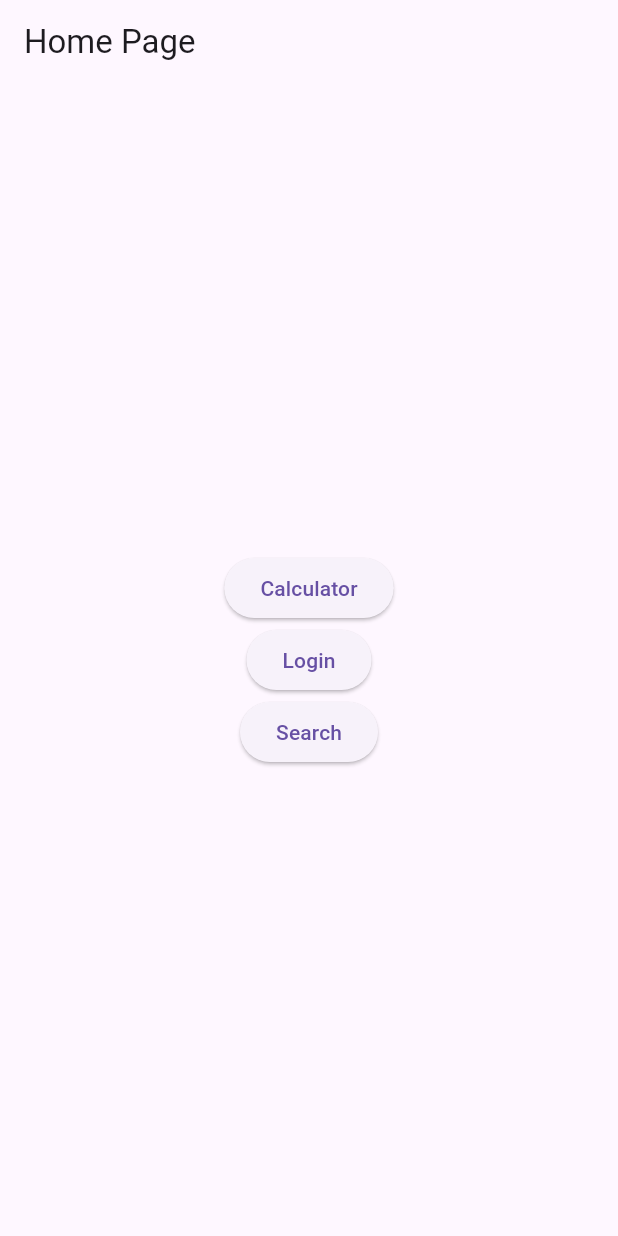
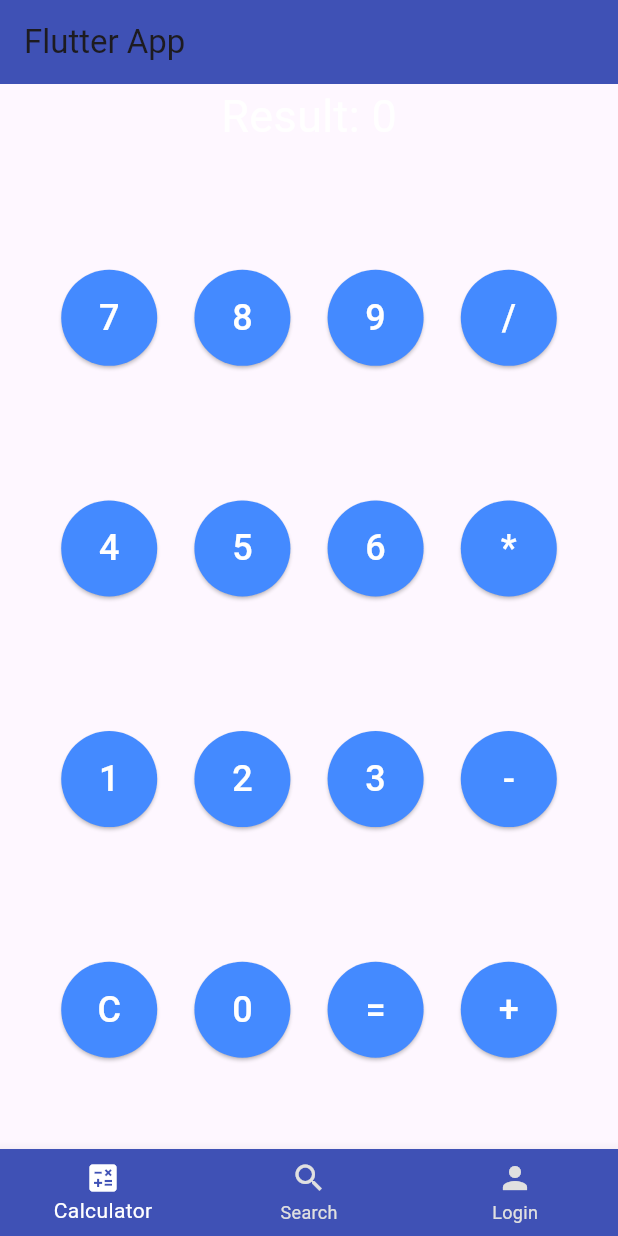
Before and after one commit to natanmuletahunde/CLP_flutter, a Flutter app: the screen it shows after launch, on a phone screen of 412 x 824 dp. Run offline on Flutter 3.47's test engine with Material 3 defaults, Android fonts, the phone set to English and light mode, and no system bars.

Commit message:
create all the three page in one main.dart

```diff
--- a/lib/main.dart
+++ b/lib/main.dart
@@ -1,7 +1,4 @@
 import 'package:flutter/material.dart';
-import 'calculator_page.dart';
-import 'login_page.dart';
-import 'search_page.dart';
 
 void main() {
   runApp(MyApp());
@@ -11,7 +8,7 @@ class MyApp extends StatelessWidget {
   @override
   Widget build(BuildContext context) {
     return MaterialApp(
-      title: 'Flutter App',
+      title: 'Flutter Multi Page App',
       theme: ThemeData(
         primarySwatch: Colors.blue,
       ),
@@ -20,49 +17,265 @@ class MyApp extends StatelessWidget {
   }
 }
 
-class HomePage extends StatelessWidget {
+class HomePage extends StatefulWidget {
+  @override
+  _HomePageState createState() => _HomePageState();
+}
+
+class _HomePageState extends State<HomePage> {
+  int _selectedIndex = 0;
+
+  // List of pages for bottom navigation
+  final List<Widget> _pages = [
+    CalculatorPage(),
+    SearchPage(),
+    LoginPage(),
+  ];
+
+  void _onItemTapped(int index) {
+    setState(() {
+      _selectedIndex = index;
+    });
+  }
+
   @override
   Widget build(BuildContext context) {
     return Scaffold(
       appBar: AppBar(
-        title: Text('Home Page'),
+        title: Text('Flutter App'),
+        backgroundColor: Colors.indigo,
       ),
-      body: Center(
+      body: _pages[_selectedIndex],
+      bottomNavigationBar: BottomNavigationBar(
+        backgroundColor: Colors.indigo,
+        selectedItemColor: Colors.white,
+        unselectedItemColor: Colors.grey[300],
+        currentIndex: _selectedIndex,
+        onTap: _onItemTapped,
+        items: const [
+          BottomNavigationBarItem(
+            icon: Icon(Icons.calculate),
+            label: 'Calculator',
+          ),
+          BottomNavigationBarItem(
+            icon: Icon(Icons.search),
+            label: 'Search',
+          ),
+          BottomNavigationBarItem(
+            icon: Icon(Icons.person),
+            label: 'Login',
+          ),
+        ],
+      ),
+    );
+  }
+}
+
+class CalculatorPage extends StatefulWidget {
+  @override
+  _CalculatorPageState createState() => _CalculatorPageState();
+}
+
+class _CalculatorPageState extends State<CalculatorPage> {
+  String _output = "0";
+  String _input = "";
+
+  void _onButtonPressed(String value) {
+    setState(() {
+      if (value == "=") {
+        try {
+          _output = _calculate(_input);
+        } catch (e) {
+          _output = "Error";
+        }
+        _input = "";
+      } else if (value == "C") {
+        _input = "";
+        _output = "0";
+      } else {
+        _input += value;
+      }
+    });
+  }
+
+  String _calculate(String input) {
+    final result = _evaluate(input);
+    return result.toString();
+  }
+
+  double _evaluate(String expression) {
+    final parser = _ExpressionParser();
+    return parser.parse(expression);
+  }
+
+  @override
+  Widget build(BuildContext context) {
+    return Column(
+      mainAxisAlignment: MainAxisAlignment.center,
+      children: [
+        Text(
+          'Result: $_output',
+          style: TextStyle(fontSize: 30, color: Colors.white),
+        ),
+        SizedBox(height: 20),
+        _buildButtons(),
+      ],
+    );
+  }
+
+  Widget _buildButtons() {
+    final buttons = [
+      ['7', '8', '9', '/'],
+      ['4', '5', '6', '*'],
+      ['1', '2', '3', '-'],
+      ['C', '0', '=', '+'],
+    ];
+
+    return Expanded(
+      child: Container(
+        padding: EdgeInsets.all(16.0),
         child: Column(
-          mainAxisAlignment: MainAxisAlignment.center,
-          children: <Widget>[
-            ElevatedButton(
-              child: Text('Calculator'),
-              onPressed: () {
-                Navigator.push(
-                  context,
-                  MaterialPageRoute(builder: (context) => CalculatorPage()),
-                );
-              },
-            ),
-            ElevatedButton(
-              child: Text('Login'),
-              onPressed: () {
-                Navigator.push(
-                  context,
-                  MaterialPageRoute(builder: (context) => LoginPage()),
-                );
-              },
-            ),
-            ElevatedButton(
-              child: Text('Search'),
-              onPressed: () {
-                Navigator.push(
-                  context,
-                  MaterialPageRoute(builder: (context) => SearchPage()),
-                );
-              },
-            ),
-          ],
+          children: buttons.map((row) {
+            return Expanded(
+              child: Row(
+                mainAxisAlignment: MainAxisAlignment.spaceEvenly,
+                children: row.map((buttonText) {
+                  return _buildButton(buttonText);
+                }).toList(),
+              ),
+            );
+          }).toList(),
         ),
       ),
     );
   }
 
-  CalculatorPage() {}
+  Widget _buildButton(String text) {
+    return ElevatedButton(
+      onPressed: () => _onButtonPressed(text),
+      style: ElevatedButton.styleFrom(
+        padding: EdgeInsets.symmetric(horizontal: 24, vertical: 18), backgroundColor: Colors.blueAccent,
+        shape: CircleBorder(),
+      ),
+      child: Text(
+        text,
+        style: TextStyle(fontSize: 24, color: Colors.white),
+      ),
+    );
+  }
 }
+
+class _ExpressionParser {
+  double parse(String expression) {
+    try {
+      final tokens = expression.split(RegExp(r'([+\-*/])'));
+      double result = double.parse(tokens[0]);
+      for (int i = 1; i < tokens.length; i += 2) {
+        final operator = tokens[i];
+        final nextValue = double.parse(tokens[i + 1]);
+        switch (operator) {
+          case '+':
+            result += nextValue;
+            break;
+          case '-':
+            result -= nextValue;
+            break;
+          case '*':
+            result *= nextValue;
+            break;
+          case '/':
+            result /= nextValue;
+            break;
+        }
+      }
+      return result;
+    } catch (e) {
+      return 0.0;
+    }
+  }
+}
+
+class LoginPage extends StatelessWidget {
+  final TextEditingController _firstNameController = TextEditingController();
+  final TextEditingController _lastNameController = TextEditingController();
+  final TextEditingController _emailController = TextEditingController();
+  final TextEditingController _passwordController = TextEditingController();
+
+  @override
+  Widget build(BuildContext context) {
+    return Padding(
+      padding: const EdgeInsets.all(16.0),
+      child: Column(
+        mainAxisAlignment: MainAxisAlignment.center,
+        children: [
+          TextField(
+            controller: _firstNameController,
+            decoration: InputDecoration(labelText: 'First Name'),
+          ),
+          TextField(
+            controller: _lastNameController,
+            decoration: InputDecoration(labelText: 'Last Name'),
+          ),
+          TextField(
+            controller: _emailController,
+            decoration: InputDecoration(labelText: 'Email'),
+          ),
+          TextField(
+            controller: _passwordController,
+            decoration: InputDecoration(labelText: 'Password'),
+            obscureText: true,
+          ),
+          SizedBox(height: 20),
+          ElevatedButton(
+            onPressed: () {
+              // You can handle login logic here
+              print('Logged in with: ${_firstNameController.text}, ${_lastNameController.text}, ${_emailController.text}');
+            },
+            child: Text('Login'),
+          ),
+        ],
+      ),
+    );
+  }
+}
+
+class SearchPage extends StatefulWidget {
+  @override
+  _SearchPageState createState() => _SearchPageState();
+}
+
+class _SearchPageState extends State<SearchPage> {
+  final TextEditingController _searchController = TextEditingController();
+
+  @override
+  Widget build(BuildContext context) {
+    return Padding(
+      padding: const EdgeInsets.all(16.0),
+      child: Column(
+        mainAxisAlignment: MainAxisAlignment.center,
+        children: [
+          TextField(
+            controller: _searchController,
+            decoration: InputDecoration(labelText: 'Search Google'),
+          ),
+          SizedBox(height: 20),
+          ElevatedButton(
+            onPressed: () {
+              final query = _searchController.text;
+              if (query.isNotEmpty) {
+                _launchGoogleSearch(query);
+              }
+            },
+            child: Text('Search'),
+          ),
+        ],
+      ),
+    );
+  }
+
+  void _launchGoogleSearch(String query) {
+    final searchUrl = 'https://www.google.com/search?q=$query';
+    print('Launching Google search for: $searchUrl');
+    // You can use url_launcher package to launch the URL in browser
+  }
+}
```
Also changed, not shown: lib/login_page.dart (deleted, +0 -57 lines), lib/search_page.dart (deleted, +0 -45 lines), lib/calculator_page.dart (deleted).
